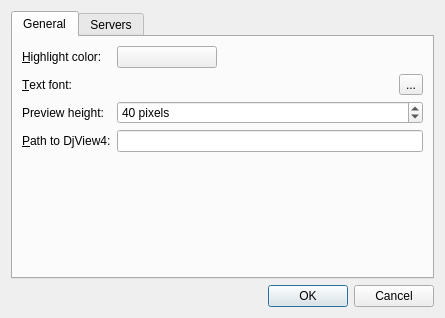
First picture: the form in src/preferencesdialog.ui, repository jsbien/djview-poliqarp_fork, before the edit.
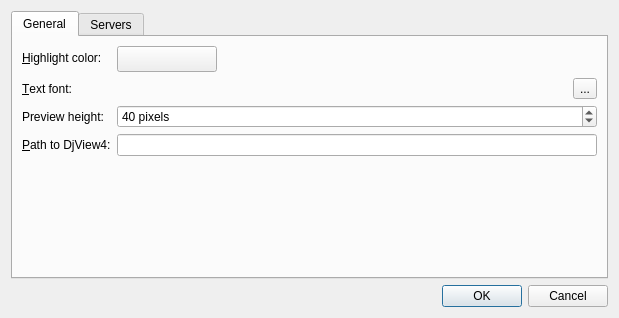
Second picture: the form after the edit. The open tabs and pages were chosen to show the change.

Commit message: Minor GUI fixes in Preferences dialog.

The edit to the form file:
```diff
--- a/src/preferencesdialog.ui
+++ b/src/preferencesdialog.ui
@@ -6,7 +6,7 @@
    <rect>
     <x>0</x>
     <y>0</y>
-    <width>445</width>
+    <width>619</width>
     <height>318</height>
    </rect>
   </property>
@@ -24,9 +24,6 @@
        <string>General</string>
       </attribute>
       <layout class="QFormLayout" name="formLayout">
-       <property name="fieldGrowthPolicy">
-        <enum>QFormLayout::AllNonFixedFieldsGrow</enum>
-       </property>
        <item row="0" column="0">
         <widget class="QLabel" name="highlightLabel">
          <property name="text">
@@ -39,6 +36,12 @@
        </item>
        <item row="0" column="1">
         <widget class="QPushButton" name="highlightButton">
+         <property name="minimumSize">
+          <size>
+           <width>100</width>
+           <height>26</height>
+          </size>
+         </property>
          <property name="maximumSize">
           <size>
            <width>100</width>
```
Left out of the diff: 2 changed lines with no effect on the pictures. The commit also changes 1 other file.
